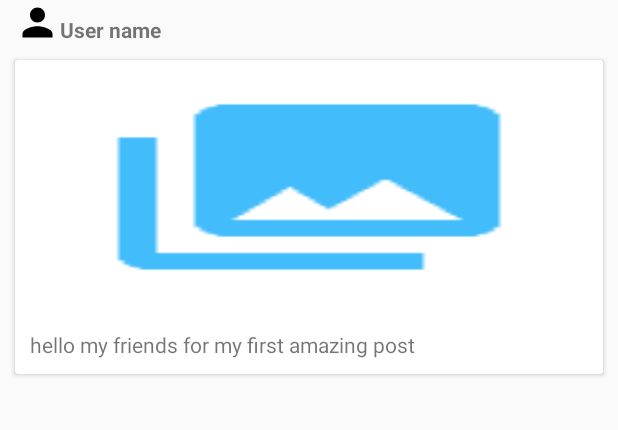
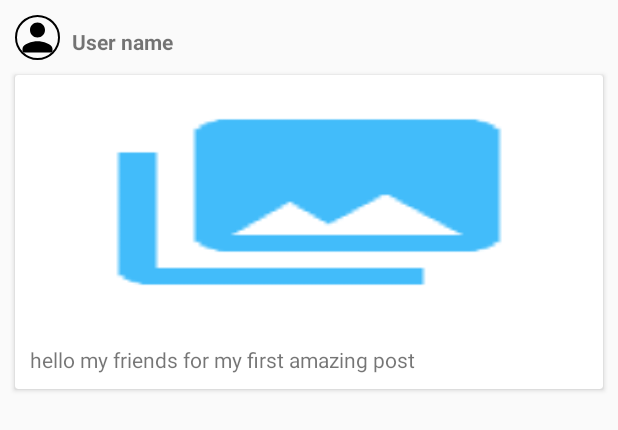
Before and after one commit to MagdyEl-Sayed/InstaPro, an Android app: the layout item_home_row.xml on its own in the app's theme, with its tools: preview values and no code run, on a phone screen of 412 x 824 dp. Shown: the top 430 px of the screen. Run offline under Robolectric (Android 15) with nearby library versions, the phone set to English and light mode, and no system bars.

Commit message:
modify the home layout by adding circle ImageView

```diff
--- a/app/src/main/res/layout/item_home_row.xml
+++ b/app/src/main/res/layout/item_home_row.xml
@@ -4,17 +4,19 @@
     android:orientation="vertical"
     android:layout_width="match_parent"
     android:layout_height="wrap_content">
-    <ImageView
+    <de.hdodenhof.circleimageview.CircleImageView
+        app:civ_border_color="#FF000000"
+        app:civ_border_width="1dp"
         android:id="@+id/authorImage"
         android:layout_width="30dp"
         android:layout_height="30dp"
+        android:layout_marginTop="10dp"
         android:layout_marginStart="10dp"
         android:layout_alignParentTop="true"
         android:layout_alignParentStart="true"
-        android:contentDescription="@string/app_name"
-        android:scaleType="fitXY"
         android:src="@drawable/ic_person_black_24dp"/>
     <TextView
+        android:padding="8dp"
         android:layout_width="wrap_content"
         android:layout_height="wrap_content"
         android:layout_toEndOf="@id/authorImage"
@@ -39,6 +41,7 @@
                 android:src="@mipmap/ic_add_image"
                 android:scaleType="fitXY"/>
             <TextView
+                android:id="@+id/project_description"
                 android:layout_width="match_parent"
                 android:layout_height="wrap_content"
                 android:padding="10dp"
```
